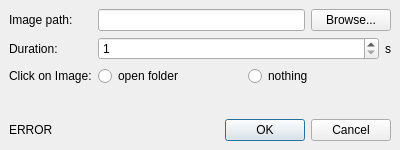
Qt form settingsdialog.ui (minils/EasySlideshow) before a commit.
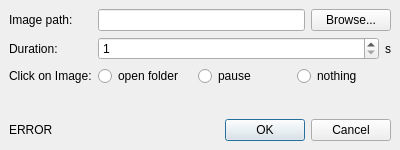
The same form after that commit.

Diff of the .ui file:
```diff
--- a/settingsdialog.ui
+++ b/settingsdialog.ui
@@ -110,6 +110,13 @@
               </property>
              </widget>
             </item>
+            <item>
+             <widget class="QRadioButton" name="radioButton_3">
+              <property name="text">
+               <string>pause</string>
+              </property>
+             </widget>
+            </item>
             <item>
              <widget class="QRadioButton" name="radioButton">
               <property name="text">
```
